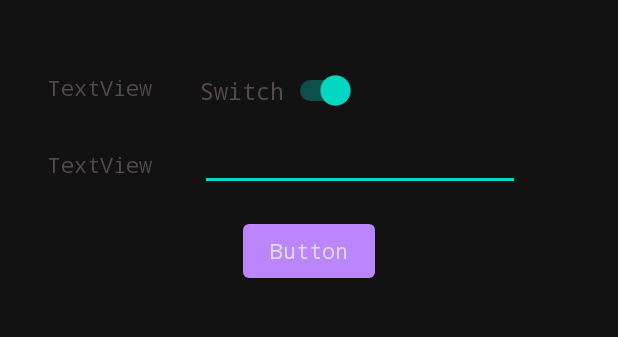
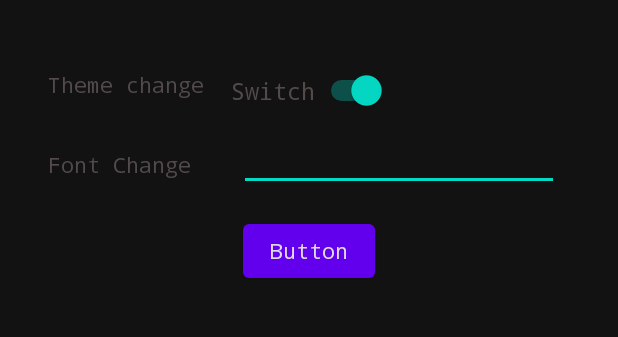
Before and after one commit to Alrick96/FountainPenCollection, an Android app: the AppSettingsMenu screen opened directly, with no data from a screen before it, after a tap on "Switch", on a phone screen of 412 x 824 dp, the part 62-399 px from its top. Run offline under Robolectric (Android 15) with nearby library versions, the phone set to English and light mode, and no system bars.

```diff
--- a/app/src/main/java/com/example/fountainpencollection/AppSettingsMenu.kt
+++ b/app/src/main/java/com/example/fountainpencollection/AppSettingsMenu.kt
@@ -3,12 +3,16 @@ package com.example.fountainpencollection
 import androidx.appcompat.app.AppCompatActivity
 import android.os.Bundle
 import android.widget.Switch
+import android.widget.TextView
 import androidx.appcompat.app.AppCompatDelegate
 
 class AppSettingsMenu : AppCompatActivity() {
+    lateinit var SwitchMode:TextView
     override fun onCreate(savedInstanceState: Bundle?) {
         super.onCreate(savedInstanceState)
         setContentView(R.layout.activity_app_settings_menu)
+
+        SwitchMode = findViewById<TextView>(R.id.ModeTextView)
 
         val themSwitch=findViewById<Switch>(R.id.ThemChangeSwitch)
 
@@ -16,11 +20,9 @@ class AppSettingsMenu : AppCompatActivity() {
 
             if(themSwitch.isChecked){
                 AppCompatDelegate.setDefaultNightMode(AppCompatDelegate.MODE_NIGHT_YES)
-                themSwitch.text = "Disable dark mode"
             }
             else{
                 AppCompatDelegate.setDefaultNightMode(AppCompatDelegate.MODE_NIGHT_NO)
-                themSwitch.text = "Enable dark mode"
             }
         }
 
--- a/app/src/main/res/layout/activity_app_settings_menu.xml
+++ b/app/src/main/res/layout/activity_app_settings_menu.xml
@@ -11,20 +11,9 @@
         style="@style/SwitchFont"
         android:layout_width="wrap_content"
         android:layout_height="wrap_content"
-        android:layout_marginStart="32dp"
         android:layout_marginTop="32dp"
         android:text="Switch"
-        app:layout_constraintStart_toEndOf="@+id/textView3"
-        app:layout_constraintTop_toTopOf="parent" />
-
-    <TextView
-        android:id="@+id/textView3"
-        style="@style/mainTextFont"
-        android:layout_width="wrap_content"
-        android:layout_height="wrap_content"
-        android:layout_marginStart="32dp"
-        android:layout_marginTop="34dp"
-        android:text="TextView"
+        app:layout_constraintEnd_toEndOf="parent"
         app:layout_constraintStart_toStartOf="parent"
         app:layout_constraintTop_toTopOf="parent" />
 
@@ -34,10 +23,21 @@
         android:layout_width="wrap_content"
         android:layout_height="wrap_content"
         android:layout_marginStart="32dp"
+        android:layout_marginTop="85dp"
+        android:text="@string/FontSizeChangeTextView"
+        app:layout_constraintStart_toStartOf="parent"
+        app:layout_constraintTop_toTopOf="parent" />
+
+    <TextView
+        android:id="@+id/ModeTextView"
+        style="@style/mainTextFont"
+        android:layout_width="wrap_content"
+        android:layout_height="wrap_content"
+        android:layout_marginStart="32dp"
         android:layout_marginTop="32dp"
-        android:text="TextView"
+        android:text="@string/ThemChange"
         app:layout_constraintStart_toStartOf="parent"
-        app:layout_constraintTop_toBottomOf="@+id/textView3" />
+        app:layout_constraintTop_toTopOf="parent" />
 
     <EditText
         android:id="@+id/editTextNumber2"
--- a/app/src/main/res/values/NewStyle1.xml
+++ b/app/src/main/res/values/NewStyle1.xml
@@ -32,8 +32,8 @@
         <item name="android:layout_height">wrap_content</item>
         <item name="android:textColor">#5A6F63</item>
         <item name="android:typeface">monospace</item>
-        <item name="android:thickness">15dp</item>
-        <item name="android:textStyle"></item>
+        <item name="android:thickness">20dp</item>
+        <item name="android:textStyle">bold</item>
     </style>
     <style name="SwitchFont" parent="Theme.AppCompat.DayNight.DarkActionBar"
         >
--- a/app/src/main/res/values/strings.xml
+++ b/app/src/main/res/values/strings.xml
@@ -20,4 +20,7 @@
     <string name="PenNameDTextView">Pen Name</string>
     <string name="NewPassord">New Password</string>
     <string name="FountainPenCollectionTitle">The Fountain Pen Collection App</string>
+    <string name="FontSizeChangeTextView">Font Change</string>
+    <string name="EnterButton">Enter</string>
+    <string name="ThemChange">Theme change</string>
 </resources>
```
